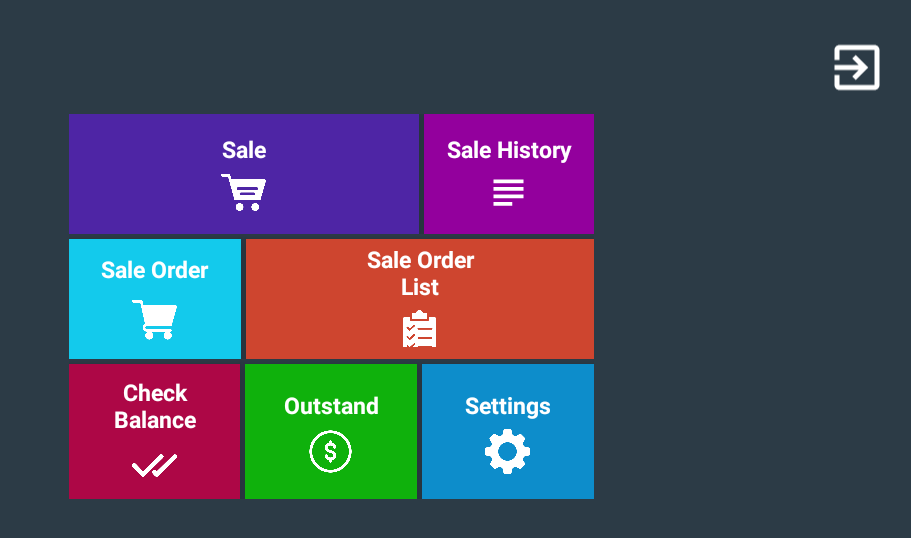
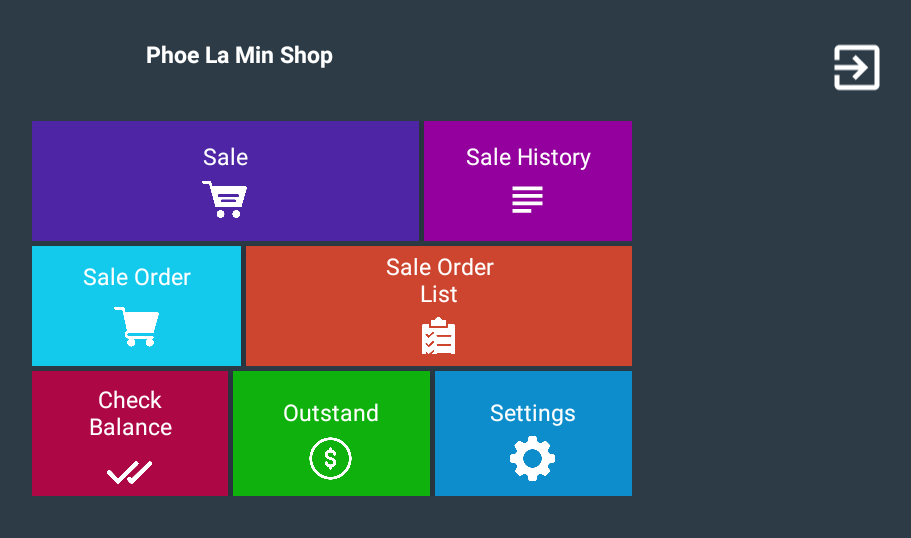
Before and after one commit to ZYP-Galaxy/iStockMobileSale_TV, an Android app: the frmmain screen opened directly, with no data from a screen before it, on a phone screen of 824 x 412 dp (held sideways). Shown: the top 538 px of the screen, without its empty margins (286-1197 px from the left). Run offline under Robolectric (Android 15) with nearby library versions, the phone set to English and light mode, and no system bars; our stand-ins replace Volley; 2 statements that could not run were skipped.

Commit message:
Added frmmain Header Name

```diff
--- a/app/src/main/res/layout/frmmain.xml
+++ b/app/src/main/res/layout/frmmain.xml
@@ -37,15 +37,33 @@
     </LinearLayout>
 
     <LinearLayout
+        android:id="@+id/lshopname"
+        android:layout_width="300dp"
+        android:layout_height="20dp"
+        android:layout_marginTop="25dp"
+        android:layout_marginLeft="200dp"
+        android:gravity="center_horizontal"
+        android:orientation="horizontal">
+        <TextView
+            android:layout_width="match_parent"
+            android:layout_height="wrap_content"
+            android:gravity="center"
+            android:text="Phoe La Min Shop"
+            android:textColor="@color/white"
+            android:textSize="15dp"
+            android:textStyle="bold" />
+    </LinearLayout>
+
+    <LinearLayout
         android:id="@+id/lmenu"
         android:layout_width="wrap_content"
-        android:layout_height="260dp"
+        android:layout_height="250dp"
         android:layout_centerInParent="true"
         android:gravity="center_horizontal">
 
         <TableLayout
-            android:layout_width="350dp"
-            android:layout_height="wrap_content">
+            android:layout_width="400dp"
+            android:layout_height="250dp">
 
             <TableRow
                 android:layout_width="wrap_content"
@@ -66,8 +84,8 @@
                     app:contentPadding="8dp">
 
                     <LinearLayout
-                        android:layout_width="140dp"
-                        android:layout_height="150dp"
+                        android:layout_width="80dp"
+                        android:layout_height="80dp"
                         android:layout_gravity="center"
                         android:gravity="center"
                         android:orientation="vertical">
@@ -78,8 +96,7 @@
                             android:gravity="center"
                             android:text="Sale"
                             android:textColor="@color/white"
-                            android:textSize="15dp"
-                            android:textStyle="bold" />
+                            android:textSize="15dp" />
 
                         <ImageView
                             android:layout_width="30dp"
@@ -119,8 +136,7 @@
                             android:gravity="center"
                             android:text="Sale History"
                             android:textColor="@color/white"
-                            android:textSize="15dp"
-                            android:textStyle="bold" />
+                            android:textSize="15dp"/>
 
                         <ImageView
                             android:layout_width="30dp"
@@ -168,8 +184,7 @@
                             android:gravity="center"
                             android:text="Sale Order"
                             android:textColor="@color/white"
-                            android:textSize="15dp"
-                            android:textStyle="bold" />
+                            android:textSize="15dp"/>
 
                         <ImageView
                             android:layout_width="30dp"
@@ -209,8 +224,7 @@
                             android:gravity="center"
                             android:text="Sale Order List"
                             android:textColor="@color/white"
-                            android:textSize="15dp"
-                            android:textStyle="bold" />
+                            android:textSize="15dp"/>
 
                         <ImageView
                             android:layout_width="30dp"
@@ -258,8 +272,7 @@
                             android:gravity="center"
                             android:text="Check Balance"
                             android:textColor="@color/white"
-                            android:textSize="15dp"
-                            android:textStyle="bold" />
+                            android:textSize="15dp"/>
 
                         <ImageView
                             android:layout_width="30dp"
@@ -300,8 +313,7 @@
                             android:gravity="center"
                             android:text="Outstand"
                             android:textColor="@color/white"
-                            android:textSize="15dp"
-                            android:textStyle="bold" />
+                            android:textSize="15dp"/>
                         <ImageView
                             android:layout_width="30dp"
                             android:layout_height="30dp"
@@ -342,8 +354,7 @@
                             android:gravity="center"
                             android:text="Settings"
                             android:textColor="@color/white"
-                            android:textSize="15dp"
-                            android:textStyle="bold" />
+                            android:textSize="15dp"/>
                         <ImageView
                             android:layout_width="30dp"
                             android:layout_height="30dp"
```
